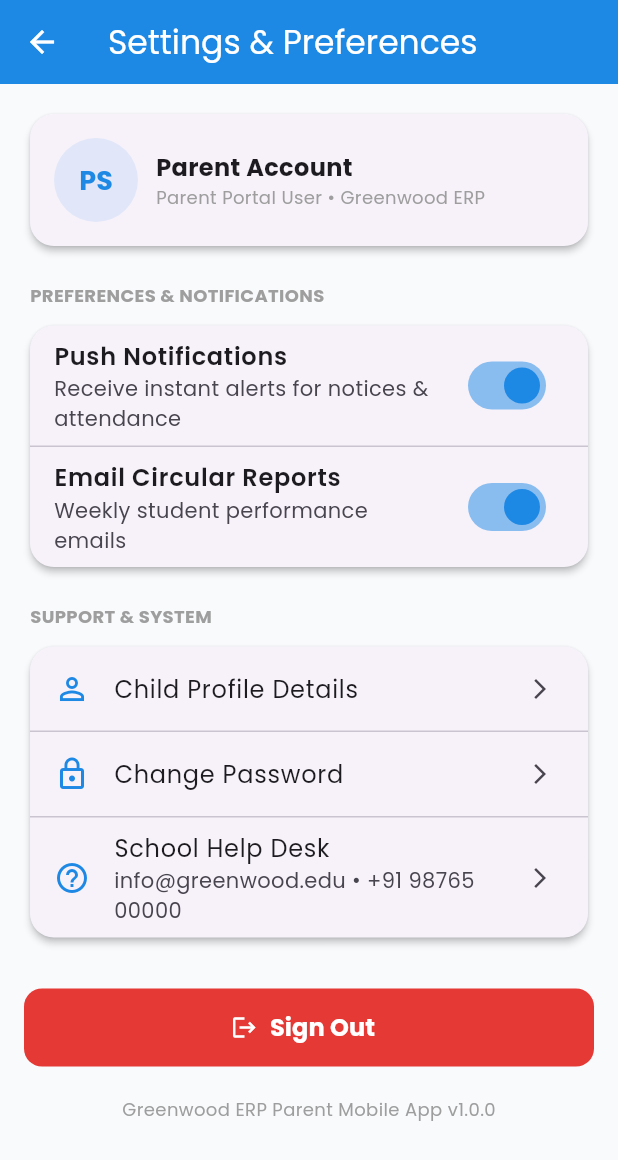
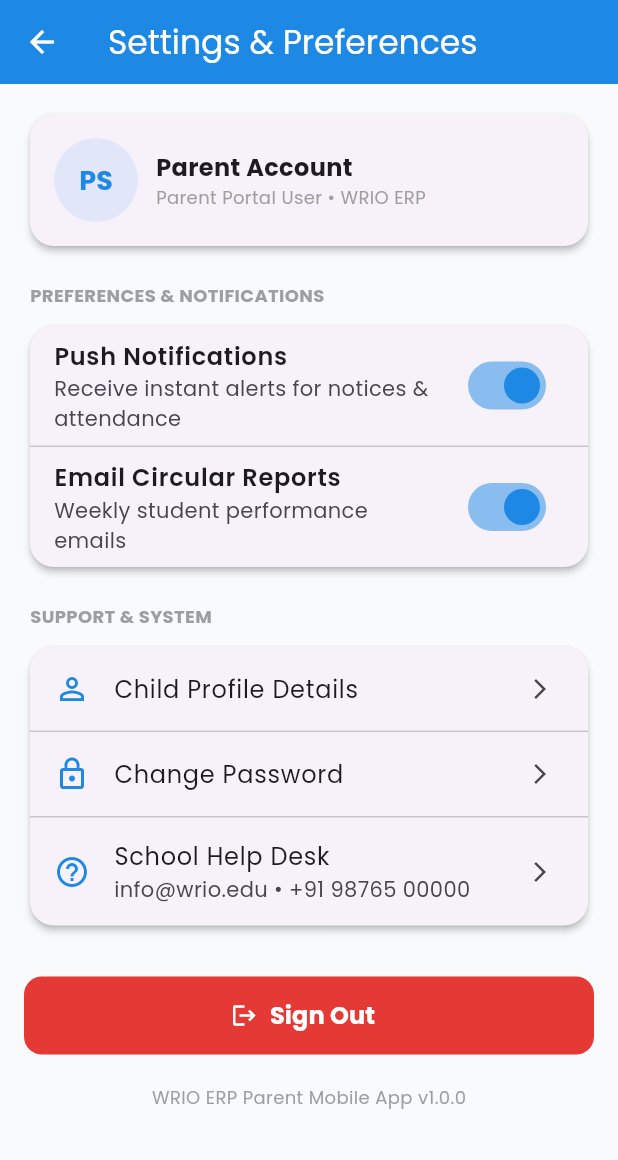
Before and after one commit to Vishwanath111111/school-ERP, a Flutter app: the SettingsScreen screen opened directly, on a phone screen of 412 x 824 dp. Shown: the top 1160 px of the screen. Run offline on Flutter 3.47's test engine with Material 3 defaults, Android fonts, the phone set to English and light mode, and no system bars; our stand-ins replace dio, google_fonts, shared_preferences, table_calendar; accounts and stored records are empty.

Commit message:
Update branding references to WRIO ERP

```diff
--- a/school_erp_mobile/lib/features/settings/presentation/screens/setting_screen.dart
+++ b/school_erp_mobile/lib/features/settings/presentation/screens/setting_screen.dart
@@ -23,7 +23,7 @@ class _SettingsScreenState extends State<SettingsScreen> {
   }
 
   Future<void> _loadUserSession() async {
-    final email = await SessionManager.getEmail() ?? "parent@greenwood.edu";
+    final email = await SessionManager.getEmail() ?? "parent@wrio.edu";
     setState(() {
       _userEmail = email;
     });
@@ -34,7 +34,7 @@ class _SettingsScreenState extends State<SettingsScreen> {
       context: context,
       builder: (context) => AlertDialog(
         title: const Text("Confirm Sign Out"),
-        content: const Text("Are you sure you want to sign out from Greenwood ERP?"),
+        content: const Text("Are you sure you want to sign out from WRIO ERP?"),
         shape: RoundedRectangleBorder(borderRadius: BorderRadius.circular(16)),
         actions: [
           TextButton(
@@ -107,7 +107,7 @@ class _SettingsScreenState extends State<SettingsScreen> {
                             ),
                           ),
                           const Text(
-                            "Parent Portal User • Greenwood ERP",
+                            "Parent Portal User • WRIO ERP",
                             style: TextStyle(fontSize: 12, color: Colors.grey),
                           ),
                         ],
@@ -205,7 +205,7 @@ class _SettingsScreenState extends State<SettingsScreen> {
                   ListTile(
                     leading: const Icon(Icons.help_outline, color: AppColors.primary),
                     title: const Text("School Help Desk"),
-                    subtitle: const Text("info@greenwood.edu • +91 98765 00000"),
+                    subtitle: const Text("info@wrio.edu • +91 98765 00000"),
                     trailing: const Icon(Icons.arrow_forward_ios, size: 16),
                     onTap: () {},
                   ),
@@ -237,7 +237,7 @@ class _SettingsScreenState extends State<SettingsScreen> {
             const SizedBox(height: 20),
             const Center(
               child: Text(
-                "Greenwood ERP Parent Mobile App v1.0.0",
+                "WRIO ERP Parent Mobile App v1.0.0",
                 style: TextStyle(fontSize: 12, color: Colors.grey),
               ),
             ),
```
